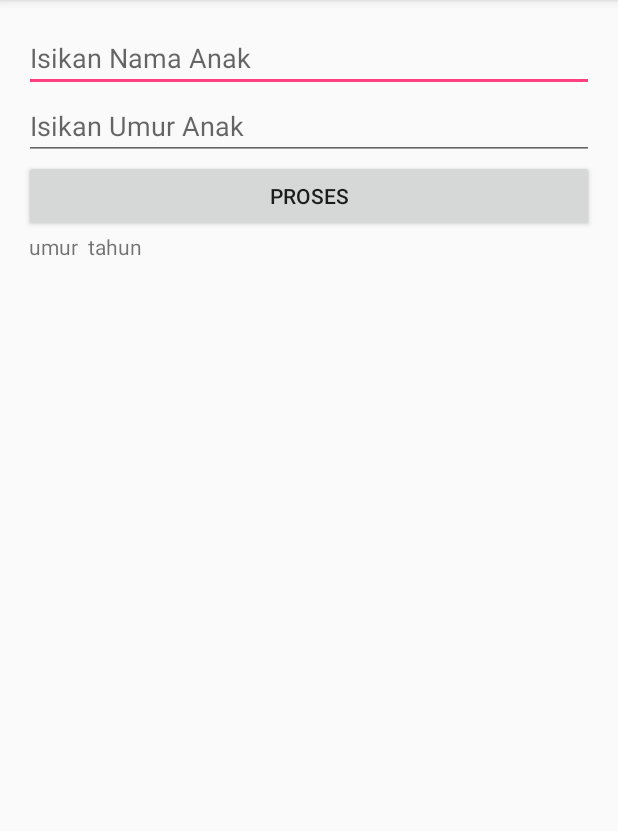
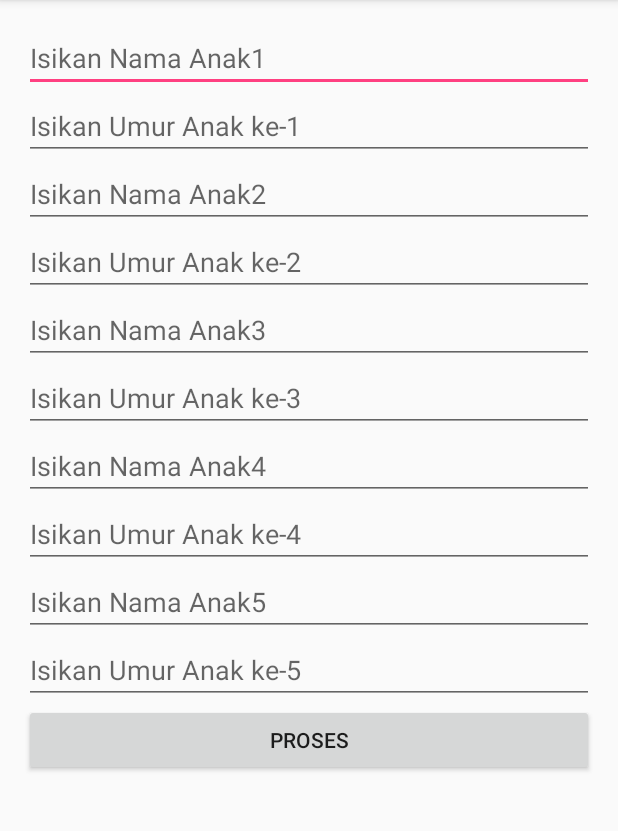
Before and after one commit to salmaayuf/AdvancedWidget1, an Android app: the screen it shows after launch (MainActivity), after a tap on "PROSES", on a phone screen of 412 x 824 dp, the part 84-915 px from its top. Run offline under Robolectric (Android 15) with nearby library versions, the phone set to English and light mode, and no system bars.

Commit message:
Widget Programming Part 2

```diff
--- a/app/src/main/java/id/sch/smktelkom_mlg/learn/advancedwidget1/MainActivity.java
+++ b/app/src/main/java/id/sch/smktelkom_mlg/learn/advancedwidget1/MainActivity.java
@@ -16,30 +16,55 @@ public class MainActivity extends AppCompatActivity {
         super.onCreate(savedInstanceState);
         setContentView(R.layout.activity_main);
 
-        LinearLayout llMain = (LinearLayout) findViewById(R.id.LinearLayoutMain);
+        final LinearLayout llMain = (LinearLayout) findViewById(R.id.LinearLayoutMain);
 
-        final EditText etNama = new EditText(this);
-        llMain.addView(etNama);
-        etNama.setHint("Isikan Nama Anak");
-
-        final EditText etUmur = new EditText(this);
-        llMain.addView(etUmur);
-        etUmur.setHint("Isikan Umur Anak");
-        etUmur.setInputType(InputType.TYPE_CLASS_NUMBER);
+        addEditText(llMain);
 
         Button bProses = new Button(this);
+
         bProses.setText("Proses");
         llMain.addView(bProses);
         final TextView tvHasil = new TextView(this);
         llMain.addView(tvHasil);
+
         bProses.setOnClickListener(new View.OnClickListener() {
             @Override
             public void onClick(View view) {
-                String nama = etNama.getText().toString();
-                String umur = etUmur.getText().toString();
-
-                tvHasil.setText(nama + " umur " + umur + " tahun");
+                doProses(llMain);
             }
         });
     }
+
+    private void doProses(LinearLayout llMain) {
+        String hasil = "";
+        for (int i = 0; i < 5; i++) {
+            EditText etNama = (EditText) llMain.getChildAt(i * 2);
+            EditText etUmur = (EditText) llMain.getChildAt((i * 2) + 1);
+
+            String nama = etNama.getText().toString().trim();
+            String umur = etUmur.getText().toString();
+
+            if (umur.isEmpty())
+                umur = "0";
+            if (!nama.isEmpty())
+                hasil += "Anak ke-" + (i + 1) + ": " + nama + " umur " + umur + " tahun\n";
+        }
+
+        TextView tvHasil = (TextView) llMain.getChildAt(11);
+        tvHasil.setText(hasil);
+    }
+
+    private void addEditText(LinearLayout llMain) {
+        for (int i = 1; i <= 5; i++) {
+            final EditText etNama = new EditText(this);
+            llMain.addView(etNama);
+            etNama.setHint("Isikan Nama Anak" + i);
+
+            final EditText etUmur = new EditText(this);
+            llMain.addView(etUmur);
+            etUmur.setHint("Isikan Umur Anak ke-" + i);
+            etUmur.setInputType(InputType.TYPE_CLASS_NUMBER);
+        }
+
+    }
 }
--- a/app/src/main/res/layout/activity_main.xml
+++ b/app/src/main/res/layout/activity_main.xml
@@ -1,5 +1,10 @@
 <?xml version="1.0" encoding="utf-8"?>
-<LinearLayout xmlns:android="http://schemas.android.com/apk/res/android"
+<ScrollView xmlns:android="http://schemas.android.com/apk/res/android"
+    xmlns:tools="http://schemas.android.com/tools"
+    android:layout_width="match_parent"
+    android:layout_height="match_parent">
+
+    <LinearLayout
     xmlns:tools="http://schemas.android.com/tools"
     android:id="@+id/LinearLayoutMain"
     android:layout_width="match_parent"
@@ -12,5 +17,5 @@
     android:paddingTop="@dimen/activity_vertical_margin"
     tools:context="id.sch.smktelkom_mlg.learn.advancedwidget1.MainActivity">
 
-
-</LinearLayout>
+    </LinearLayout>
+</ScrollView>
```
